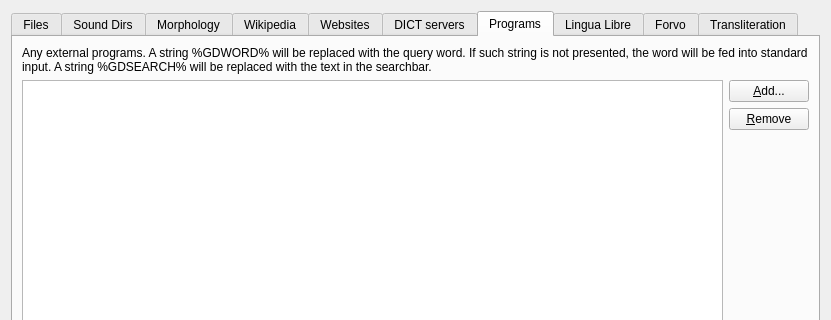
Qt form sources.ui (xiaoyifang/goldendict-ng) before a commit; both pictures show x 0 to 831 and y 0 to 320 of the 831 by 531 pixel window.
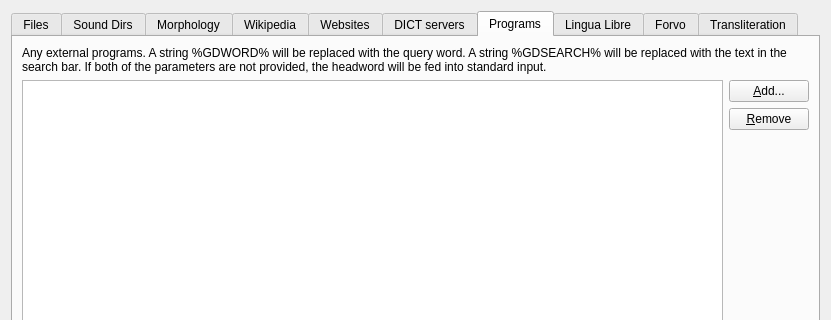
The same form after that commit. The open tabs and pages were chosen to show the change. Icons and pictures are not drawn.

```diff
--- a/sources.ui
+++ b/sources.ui
@@ -409,7 +409,7 @@
        <item>
         <widget class="QLabel" name="label_16">
          <property name="text">
-          <string>Any external programs. A string %GDWORD% will be replaced with the query word. If such string is not presented, the word will be fed into standard input. A string %GDSEARCH% will be replaced with the text in the searchbar.</string>
+          <string>Any external programs. A string %GDWORD% will be replaced with the query word. A string %GDSEARCH% will be replaced with the text in the search bar. If both of the parameters are not provided, the headword will be fed into standard input.</string>
          </property>
          <property name="wordWrap">
           <bool>true</bool>
```
